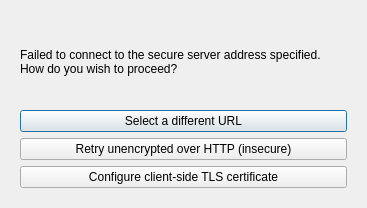
Above: src/gui/wizard/owncloudconnectionmethoddialog.ui from reberthkss/ResultCloud before the change. Below: the same form after it.
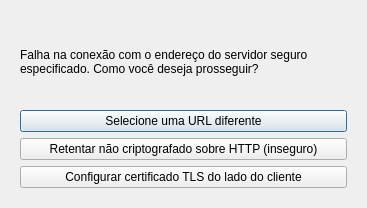
That is the form after the change.

```diff
--- a/src/gui/wizard/owncloudconnectionmethoddialog.ui
+++ b/src/gui/wizard/owncloudconnectionmethoddialog.ui
@@ -40,7 +40,7 @@
         </sizepolicy>
        </property>
        <property name="text">
-        <string>&lt;html&gt;&lt;head/&gt;&lt;body&gt;&lt;p&gt;Failed to connect to the secure server address specified. How do you wish to proceed?&lt;/p&gt;&lt;/body&gt;&lt;/html&gt;</string>
+        <string>&lt;html&gt;&lt;head/&gt;&lt;body&gt;&lt;p&gt;Falha na conexão com o endereço do servidor seguro especificado. Como você deseja prosseguir?&lt;/p&gt;&lt;/body&gt;&lt;/html&gt;</string>
        </property>
        <property name="wordWrap">
         <bool>true</bool>
@@ -52,21 +52,21 @@
        <item>
         <widget class="QPushButton" name="btnBack">
          <property name="text">
-          <string>Select a different URL</string>
+          <string>Selecione uma URL diferente</string>
          </property>
         </widget>
        </item>
        <item>
         <widget class="QPushButton" name="btnNoTLS">
          <property name="text">
-          <string>Retry unencrypted over HTTP (insecure)</string>
+          <string>Retentar não criptografado sobre HTTP (inseguro)</string>
          </property>
         </widget>
        </item>
        <item>
         <widget class="QPushButton" name="btnClientSideTLS">
          <property name="text">
-          <string>Configure client-side TLS certificate</string>
+          <string>Configurar certificado TLS do lado do cliente</string>
          </property>
         </widget>
        </item>
```
Left out of the diff: 2 changed lines with no effect on the pictures.
